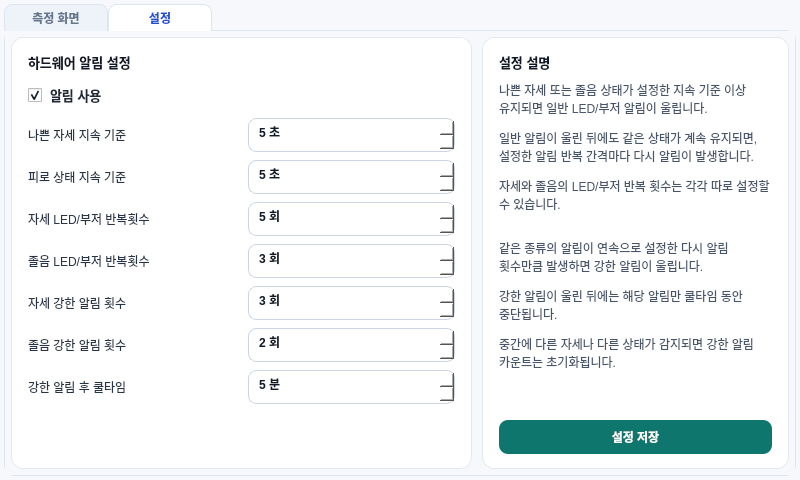
This is WorkSpace/pyQt/ui/pocoApplication_Qss.ui in EmbeddedVisionPoseCoach/POCO as Qt 5 draws it before an edit. The edited form follows.
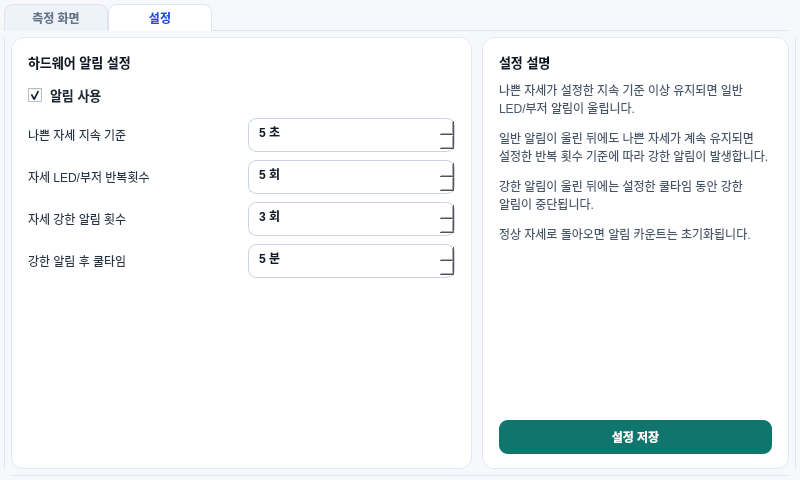
This is the edited form. The open tabs and pages were chosen to show the change.

Commit message: Feat : Fatigue UI 관련 내용 수정

The edit to the form file:
```diff
--- a/WorkSpace/pyQt/ui/pocoApplication_Qss.ui
+++ b/WorkSpace/pyQt/ui/pocoApplication_Qss.ui
@@ -109,8 +109,15 @@
     font-weight: 800;
     line-height: 150%;
 }
-QLabel#label_CurrentPose,
-QLabel#label_CurrentFatigue,
+QLabel#label_CurrentPose {
+    background-color: #F8FAFC;
+    border: 1px solid #E2E8F0;
+    border-radius: 10px;
+    color: #111827;
+    font-size: 11pt;
+    font-weight: 800;
+    padding: 5px;
+}
 QLabel#label_totalsec {
     background-color: #F8FAFC;
     border: 1px solid #E2E8F0;
@@ -776,7 +783,7 @@
                  <property name="verticalSpacing">
                   <number>8</number>
                  </property>
-                 <item row="2" column="1">
+                 <item row="1" column="1">
                   <widget class="QSpinBox" name="spinPostureAlertCount">
                    <property name="suffix">
                     <string> 회</string>
@@ -792,7 +799,7 @@
                    </property>
                   </widget>
                  </item>
-                 <item row="4" column="0">
+                 <item row="2" column="0">
                   <widget class="QLabel" name="labelPostureStrongLimitTitle">
                    <property name="text">
                     <string>자세 강한 알림 횟수</string>
@@ -802,42 +809,6 @@
                    </property>
                   </widget>
                  </item>
-                 <item row="5" column="0">
-                  <widget class="QLabel" name="labelDrowsyStrongLimitTitle">
-                   <property name="text">
-                    <string>졸음 강한 알림 횟수</string>
-                   </property>
-                   <property name="alignment">
-                    <set>Qt::AlignLeading|Qt::AlignLeft|Qt::AlignVCenter</set>
-                   </property>
-                  </widget>
-                 </item>
-                 <item row="3" column="1">
-                  <widget class="QSpinBox" name="spinDrowsyAlertCount">
-                   <property name="suffix">
-                    <string> 회</string>
-                   </property>
-                   <property name="minimum">
-                    <number>1</number>
-                   </property>
-                   <property name="maximum">
-                    <number>20</number>
-                   </property>
-                   <property name="value">
-                    <number>3</number>
-                   </property>
-                  </widget>
-                 </item>
-                 <item row="3" column="0">
-                  <widget class="QLabel" name="labelDrowsyAlertCountTitle">
-                   <property name="text">
-                    <string>졸음 LED/부저 반복횟수</string>
-                   </property>
-                   <property name="alignment">
-                    <set>Qt::AlignLeading|Qt::AlignLeft|Qt::AlignVCenter</set>
-                   </property>
-                  </widget>
-                 </item>
                  <item row="0" column="1">
                   <widget class="QSpinBox" name="spinBadPostureDurationSec">
                    <property name="suffix">
@@ -854,7 +825,7 @@
                    </property>
                   </widget>
                  </item>
-                 <item row="6" column="0">
+                 <item row="3" column="0">
                   <widget class="QLabel" name="labelStrongCooldownTitle">
                    <property name="text">
                     <string>강한 알림 후 쿨타임</string>
@@ -864,7 +835,7 @@
                    </property>
                   </widget>
                  </item>
-                 <item row="4" column="1">
+                 <item row="2" column="1">
                   <widget class="QSpinBox" name="spinPostureStrongLimit">
                    <property name="suffix">
                     <string> 회</string>
@@ -880,7 +851,7 @@
                    </property>
                   </widget>
                  </item>
-                 <item row="6" column="1">
+                 <item row="3" column="1">
                   <widget class="QSpinBox" name="spinStrongAlertCooldownMin">
                    <property name="suffix">
                     <string> 분</string>
@@ -897,16 +868,6 @@
                   </widget>
                  </item>
                  <item row="1" column="0">
-                  <widget class="QLabel" name="labelFatigueDurationTitle">
-                   <property name="text">
-                    <string>피로 상태 지속 기준</string>
-                   </property>
-                   <property name="alignment">
-                    <set>Qt::AlignLeading|Qt::AlignLeft|Qt::AlignVCenter</set>
-                   </property>
-                  </widget>
-                 </item>
-                 <item row="2" column="0">
                   <widget class="QLabel" name="labelPostureAlertCountTitle">
                    <property name="text">
                     <string>자세 LED/부저 반복횟수</string>
@@ -916,38 +877,6 @@
                    </property>
                   </widget>
                  </item>
-                 <item row="1" column="1">
-                  <widget class="QSpinBox" name="spinFatigueDurationSec">
-                   <property name="suffix">
-                    <string> 초</string>
-                   </property>
-                   <property name="minimum">
-                    <number>1</number>
-                   </property>
-                   <property name="maximum">
-                    <number>300</number>
-                   </property>
-                   <property name="value">
-                    <number>5</number>
-                   </property>
-                  </widget>
-                 </item>
-                 <item row="5" column="1">
-                  <widget class="QSpinBox" name="spinDrowsyStrongLimit">
-                   <property name="suffix">
-                    <string> 회</string>
-                   </property>
-                   <property name="minimum">
-                    <number>1</number>
-                   </property>
-                   <property name="maximum">
-                    <number>20</number>
-                   </property>
-                   <property name="value">
-                    <number>2</number>
-                   </property>
-                  </widget>
-                 </item>
                  <item row="0" column="0">
                   <widget class="QLabel" name="labelBadPostureDurationTitle">
                    <property name="text">
@@ -1004,7 +933,7 @@
                <item>
                 <widget class="QLabel" name="settingsHelpText">
                  <property name="text">
-                  <string>&lt;html&gt;&lt;head/&gt;&lt;body&gt;&lt;p&gt;나쁜 자세 또는 졸음 상태가 설정한 지속 기준 이상 유지되면 일반 LED/부저 알림이 울립니다.&lt;/p&gt;&lt;p&gt;일반 알림이 울린 뒤에도 같은 상태가 계속 유지되면, 설정한 알림 반복 간격마다 다시 알림이 발생합니다.&lt;/p&gt;&lt;p&gt;자세와 졸음의 LED/부저 반복 횟수는 각각 따로 설정할 수 있습니다.&lt;/p&gt;&lt;p&gt;&lt;br/&gt;같은 종류의 알림이 연속으로 설정한 다시 알림 횟수만큼 발생하면 강한 알림이 울립니다.&lt;/p&gt;&lt;p&gt;강한 알림이 울린 뒤에는 해당 알림만 쿨타임 동안 중단됩니다.&lt;/p&gt;&lt;p&gt;중간에 다른 자세나 다른 상태가 감지되면 강한 알림 카운트는 초기화됩니다.&lt;/p&gt;&lt;/body&gt;&lt;/html&gt;</string>
+                  <string>&lt;html&gt;&lt;head/&gt;&lt;body&gt;&lt;p&gt;나쁜 자세가 설정한 지속 기준 이상 유지되면 일반 LED/부저 알림이 울립니다.&lt;/p&gt;&lt;p&gt;일반 알림이 울린 뒤에도 나쁜 자세가 계속 유지되면 설정한 반복 횟수 기준에 따라 강한 알림이 발생합니다.&lt;/p&gt;&lt;p&gt;강한 알림이 울린 뒤에는 설정한 쿨타임 동안 강한 알림이 중단됩니다.&lt;/p&gt;&lt;p&gt;정상 자세로 돌아오면 알림 카운트는 초기화됩니다.&lt;/p&gt;&lt;/body&gt;&lt;/html&gt;</string>
                  </property>
                  <property name="alignment">
                   <set>Qt::AlignLeading|Qt::AlignLeft|Qt::AlignTop</set>
```
Left out of the diff: 25 changed lines with no effect on the pictures. The commit also changes 2 other files.
